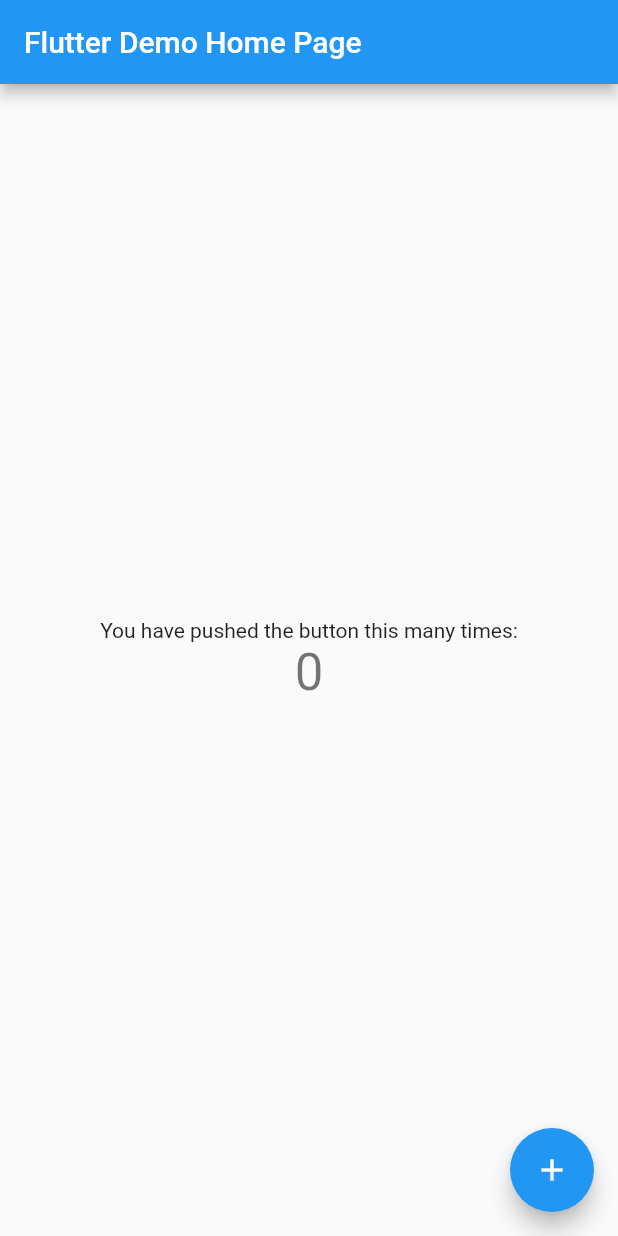
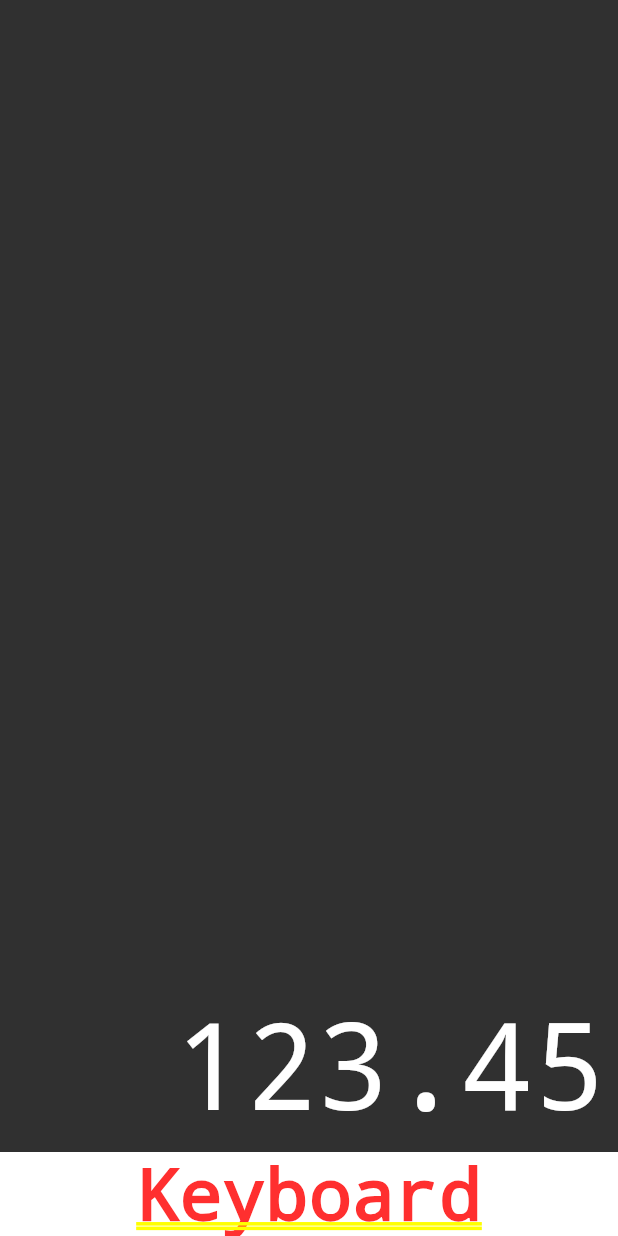
Before and after one commit to richardborgesdev/flutter-cod3r-calculator, a Flutter app: the screen it shows after launch, on a phone screen of 412 x 824 dp. Run offline on Flutter 3.47's test engine with Material 2 defaults, Android fonts, the phone set to English and light mode, and no system bars; drawn by our look-alikes of auto_size_text.

Commit message:
chore: calculator display

```diff
--- /dev/null
+++ b/lib/components/display.dart
@@ -0,0 +1,40 @@
+import 'package:flutter/material.dart';
+import 'package:auto_size_text/auto_size_text.dart';
+
+class Display extends StatelessWidget {
+  final String text;
+
+  Display(this.text);
+
+  @override
+  Widget build(BuildContext context) {
+    return Expanded(
+      flex: 1,
+      child: Container(
+        color: Color.fromRGBO(48, 48, 48, 1),
+        child: Column(
+          mainAxisAlignment: MainAxisAlignment.end,
+          crossAxisAlignment: CrossAxisAlignment.stretch,
+          children: [
+            Padding(
+              padding: const EdgeInsets.all(8.0),
+              child: AutoSizeText(
+                this.text,
+                minFontSize: 20,
+                maxFontSize: 80,
+                maxLines: 1,
+                textAlign: TextAlign.end,
+                style: TextStyle(
+                  fontWeight: FontWeight.w100,
+                  decoration: TextDecoration.none,
+                  fontSize: 80,
+                  color: Colors.white,
+                ),
+              ),
+            ),
+          ],
+        ),
+      ),
+    );
+  }
+}
--- a/lib/main.dart
+++ b/lib/main.dart
@@ -1,115 +1,4 @@
 import 'package:flutter/material.dart';
+import './screens/calculator.dart';
 
-void main() {
-  runApp(const MyApp());
-}
-
-class MyApp extends StatelessWidget {
-  const MyApp({super.key});
-
-  // This widget is the root of your application.
-  @override
-  Widget build(BuildContext context) {
-    return MaterialApp(
-      title: 'Flutter Demo',
-      theme: ThemeData(
-        // This is the theme of your application.
-        //
-        // Try running your application with "flutter run". You'll see the
-        // application has a blue toolbar. Then, without quitting the app, try
-        // changing the primarySwatch below to Colors.green and then invoke
-        // "hot reload" (press "r" in the console where you ran "flutter run",
-        // or simply save your changes to "hot reload" in a Flutter IDE).
-        // Notice that the counter didn't reset back to zero; the application
-        // is not restarted.
-        primarySwatch: Colors.blue,
-      ),
-      home: const MyHomePage(title: 'Flutter Demo Home Page'),
-    );
-  }
-}
-
-class MyHomePage extends StatefulWidget {
-  const MyHomePage({super.key, required this.title});
-
-  // This widget is the home page of your application. It is stateful, meaning
-  // that it has a State object (defined below) that contains fields that affect
-  // how it looks.
-
-  // This class is the configuration for the state. It holds the values (in this
-  // case the title) provided by the parent (in this case the App widget) and
-  // used by the build method of the State. Fields in a Widget subclass are
-  // always marked "final".
-
-  final String title;
-
-  @override
-  State<MyHomePage> createState() => _MyHomePageState();
-}
-
-class _MyHomePageState extends State<MyHomePage> {
-  int _counter = 0;
-
-  void _incrementCounter() {
-    setState(() {
-      // This call to setState tells the Flutter framework that something has
-      // changed in this State, which causes it to rerun the build method below
-      // so that the display can reflect the updated values. If we changed
-      // _counter without calling setState(), then the build method would not be
-      // called again, and so nothing would appear to happen.
-      _counter++;
-    });
-  }
-
-  @override
-  Widget build(BuildContext context) {
-    // This method is rerun every time setState is called, for instance as done
-    // by the _incrementCounter method above.
-    //
-    // The Flutter framework has been optimized to make rerunning build methods
-    // fast, so that you can just rebuild anything that needs updating rather
-    // than having to individually change instances of widgets.
-    return Scaffold(
-      appBar: AppBar(
-        // Here we take the value from the MyHomePage object that was created by
-        // the App.build method, and use it to set our appbar title.
-        title: Text(widget.title),
-      ),
-      body: Center(
-        // Center is a layout widget. It takes a single child and positions it
-        // in the middle of the parent.
-        child: Column(
-          // Column is also a layout widget. It takes a list of children and
-          // arranges them vertically. By default, it sizes itself to fit its
-          // children horizontally, and tries to be as tall as its parent.
-          //
-          // Invoke "debug painting" (press "p" in the console, choose the
-          // "Toggle Debug Paint" action from the Flutter Inspector in Android
-          // Studio, or the "Toggle Debug Paint" command in Visual Studio Code)
-          // to see the wireframe for each widget.
-          //
-          // Column has various properties to control how it sizes itself and
-          // how it positions its children. Here we use mainAxisAlignment to
-          // center the children vertically; the main axis here is the vertical
-          // axis because Columns are vertical (the cross axis would be
-          // horizontal).
-          mainAxisAlignment: MainAxisAlignment.center,
-          children: <Widget>[
-            const Text(
-              'You have pushed the button this many times:',
-            ),
-            Text(
-              '$_counter',
-              style: Theme.of(context).textTheme.headlineMedium,
-            ),
-          ],
-        ),
-      ),
-      floatingActionButton: FloatingActionButton(
-        onPressed: _incrementCounter,
-        tooltip: 'Increment',
-        child: const Icon(Icons.add),
-      ), // This trailing comma makes auto-formatting nicer for build methods.
-    );
-  }
-}
+void main() => runApp(Calculator());
--- /dev/null
+++ b/lib/screens/calculator.dart
@@ -0,0 +1,18 @@
+import 'package:flutter/material.dart';
+import '../components/display.dart';
+
+class Calculator extends StatelessWidget {
+  const Calculator({super.key});
+
+  @override
+  Widget build(BuildContext context) {
+    return MaterialApp(
+      home: Column(
+        children: [
+          Display('123.45'),
+          Text('Keyboard'),
+        ],
+      ),
+    );
+  }
+}
--- a/pubspec.yaml
+++ b/pubspec.yaml
@@ -35,6 +35,7 @@
   # The following adds the Cupertino Icons font to your application.
   # Use with the CupertinoIcons class for iOS style icons.
   cupertino_icons: ^1.0.2
+  auto_size_text: ^3.0.0
 
 dev_dependencies:
   flutter_test:
```
